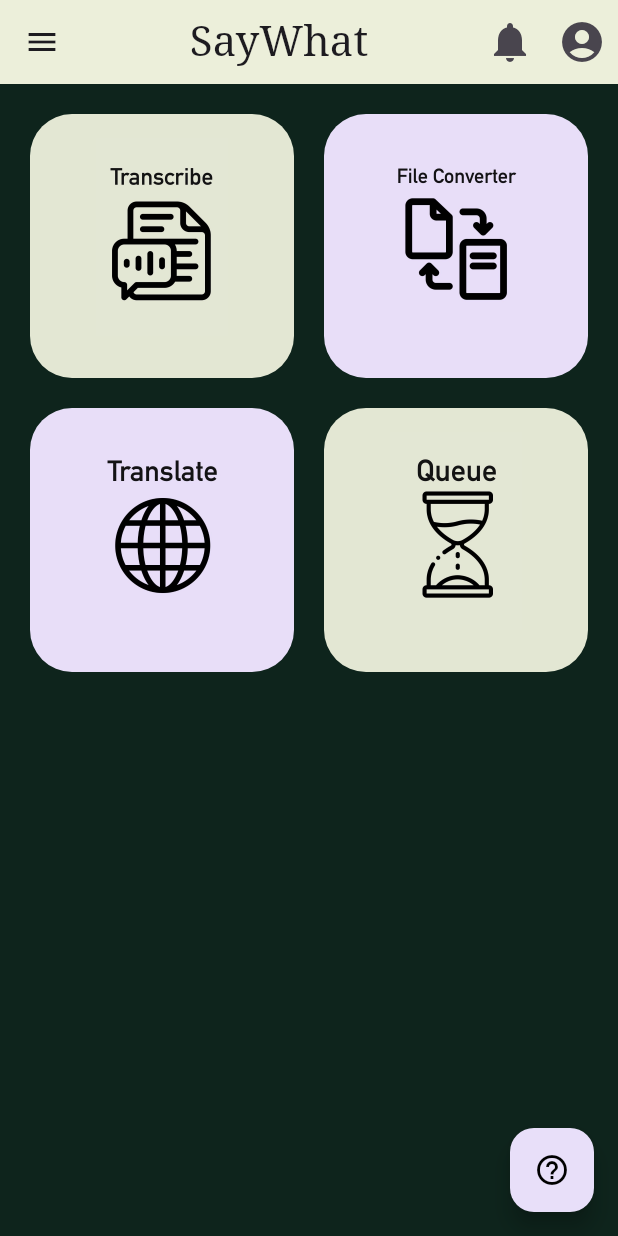
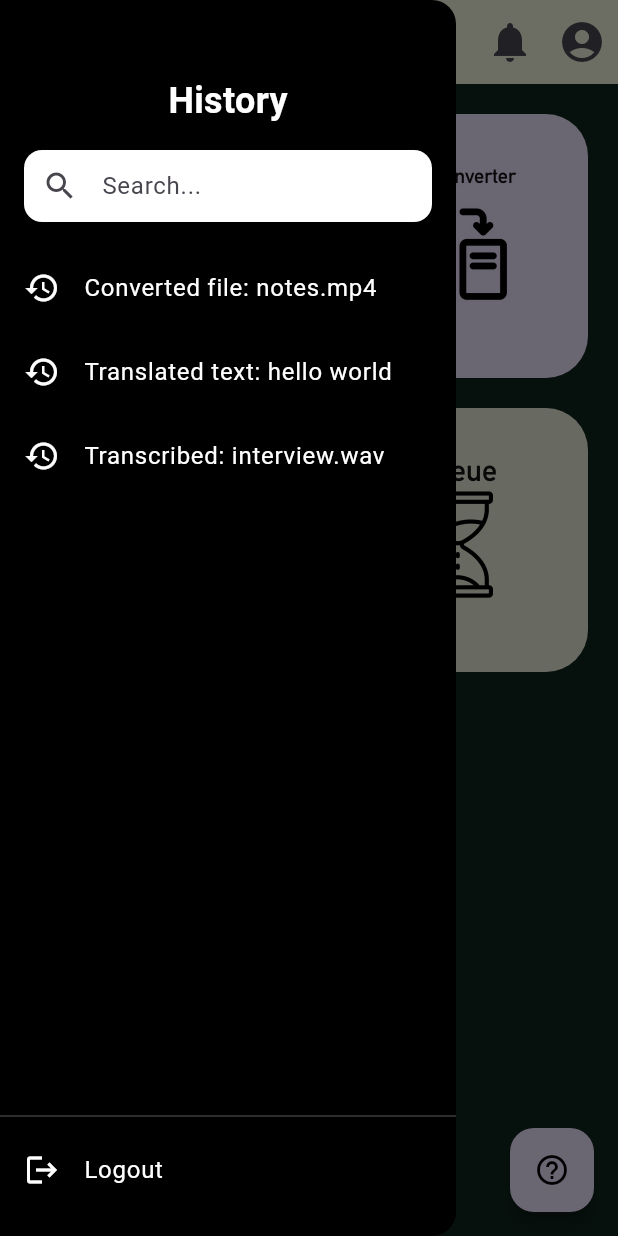
Before and after one commit to prrrrrrrim/saywhat, a Flutter app: the HomePage screen opened directly, with the side drawer open (before the commit the screen has no drawer), on a phone screen of 412 x 824 dp. Run offline on Flutter 3.47's test engine with Material 3 defaults, Android fonts, the light colour scheme and no system bars; our stand-ins replace cloud_functions, dotted_border, file_picker, firebase_auth, firebase_core; missing offline and left inert: firebase_app_check; accounts and stored records are empty; Roboto replaces fonts that are missing (Serif); project files that could hold a hidden picture were left out.

Commit message:
update history and convertion

```diff
--- a/lib/pages/history_page.dart
+++ b/lib/pages/history_page.dart
@@ -0,0 +1,111 @@
+import 'package:firebase_auth/firebase_auth.dart';
+import 'package:flutter/material.dart';
+import 'package:saywhat_app/pages/auth_page.dart';
+
+class HistoryDrawer extends StatelessWidget {
+  const HistoryDrawer({super.key});
+
+  @override
+  Widget build(BuildContext context) {
+    final user = FirebaseAuth.instance.currentUser;
+
+    return Drawer(
+      backgroundColor: Colors.black,
+      child: Column(
+        children: [
+          const SizedBox(height: 50),
+          const Padding(
+            padding: EdgeInsets.symmetric(horizontal: 16.0),
+            child: Text(
+              'History',
+              style: TextStyle(
+                color: Colors.white,
+                fontSize: 24,
+                fontWeight: FontWeight.bold,
+              ),
+            ),
+          ),
+          const SizedBox(height: 16),
+          Padding(
+            padding: const EdgeInsets.symmetric(horizontal: 16),
+            child: Container(
+              decoration: BoxDecoration(
+                color: Colors.white,
+                borderRadius: BorderRadius.circular(12),
+              ),
+              child: const TextField(
+                decoration: InputDecoration(
+                  hintText: 'Search...',
+                  border: InputBorder.none,
+                  prefixIcon: Icon(Icons.search),
+                  contentPadding: EdgeInsets.all(12),
+                ),
+              ),
+            ),
+          ),
+          const SizedBox(height: 16),
+          Expanded(
+            child: user != null
+                ? _buildHistoryList() // Show user history
+                : const Center(
+                    child: Text(
+                      'Please log in to view history.',
+                      style: TextStyle(color: Colors.white70),
+                    ),
+                  ),
+          ),
+          const Divider(color: Colors.white24),
+          _buildLoginOrLogoutButton(context, user),
+          const SizedBox(height: 16),
+        ],
+      ),
+    );
+  }
+
+  Widget _buildHistoryList() {
+    // You can replace this with your actual list of history
+    final dummyHistory = [
+      'Converted file: notes.mp4',
+      'Translated text: hello world',
+      'Transcribed: interview.wav',
+    ];
+
+    return ListView.builder(
+      itemCount: dummyHistory.length,
+      itemBuilder: (context, index) {
+        return ListTile(
+          leading: const Icon(Icons.history, color: Colors.white),
+          title: Text(
+            dummyHistory[index],
+            style: const TextStyle(color: Colors.white),
+          ),
+        );
+      },
+    );
+  }
+
+  Widget _buildLoginOrLogoutButton(BuildContext context, User? user) {
+    if (user != null) {
+      return ListTile(
+        leading: const Icon(Icons.logout, color: Colors.white),
+        title: const Text('Logout', style: TextStyle(color: Colors.white)),
+        onTap: () async {
+          await FirebaseAuth.instance.signOut();
+          Navigator.pop(context); // Close the drawer
+        },
+      );
+    } else {
+      return ListTile(
+        leading: const Icon(Icons.login, color: Colors.white),
+        title: const Text('Login', style: TextStyle(color: Colors.white)),
+        onTap: () {
+          Navigator.pop(context); // Close the drawer
+          Navigator.push(
+            context,
+            MaterialPageRoute(builder: (context) => const AuthPage()),
+          );
+        },
+      );
+    }
+  }
+}
--- a/lib/pages/home.dart
+++ b/lib/pages/home.dart
@@ -7,13 +7,13 @@ import 'file_converter_page.dart';
 import 'translate_page.dart';
 import 'queue_page.dart';
 import 'tutorial_page.dart';
+import 'history_page.dart';
 
 class HomePage extends StatelessWidget {
   const HomePage({super.key});
 
   @override
   Widget build(BuildContext context) {
-    // Listen for authentication state using Provider
     final User? user = Provider.of<User?>(context);
 
     return Scaffold(
@@ -27,27 +27,25 @@ class HomePage extends StatelessWidget {
             style: TextStyle(fontFamily: 'Serif', fontSize: 28),
           ),
         ),
-        leading: IconButton(
+        leading: Builder(
+          builder: (context) => IconButton(
             icon: const Icon(Icons.menu),
-          onPressed: () {
-            // Handle the menu
-          },
+            onPressed: () => Scaffold.of(context).openDrawer(),
+          ),
         ),
         actions: [
-          if (user != null) // Show additional icon if user is logged in
+          if (user != null)
             IconButton(
               icon: const Icon(Icons.notifications, size: 32),
               onPressed: () {
-                // Handle notifications press here
                 print('Notifications tapped!');
               },
             ),
           IconButton(
             icon: const Icon(Icons.account_circle, size: 32),
             onPressed: () {
-              // Navigate to the authentication page if the user is logged out
               if (user != null) {
-                FirebaseAuth.instance.signOut(); // Log out user
+                FirebaseAuth.instance.signOut();
               } else {
                 Navigator.push(
                   context,
@@ -58,6 +56,7 @@ class HomePage extends StatelessWidget {
           ),
         ],
       ),
+      drawer: const HistoryDrawer(), // link to history drawer
       body: Padding(
         padding: const EdgeInsets.all(20),
         child: GridView.count(
@@ -101,7 +100,6 @@ class HomePage extends StatelessWidget {
     );
   }
 
-  // Navigate based on the user's login status
   void _navigateIfLoggedIn(BuildContext context, Widget page, User? user) {
     if (user != null) {
       Navigator.push(context, MaterialPageRoute(builder: (_) => page));
--- a/pubspec.yaml
+++ b/pubspec.yaml
@@ -38,6 +38,8 @@ dependencies:
   # The following adds the Cupertino Icons font to your application.
   # Use with the CupertinoIcons class for iOS style icons.
   cupertino_icons: ^1.0.8
+  file_picker: ^6.1.1
+  dotted_border: ^2.1.0
 
 dev_dependencies:
   flutter_test:
@@ -69,6 +71,7 @@ flutter:
     - assets/translate.jpg
     - assets/queue.jpg
     - assets/google.png
+    - assets/HomePage.png
 
 
   # An image asset can refer to one or more resolution-specific "variants", see
```
Also changed, not shown: lib/pages/file_converter_page.dart (+120 -103 lines), pubspec.lock. Lines whose indentation alone changed are shown as unchanged.
